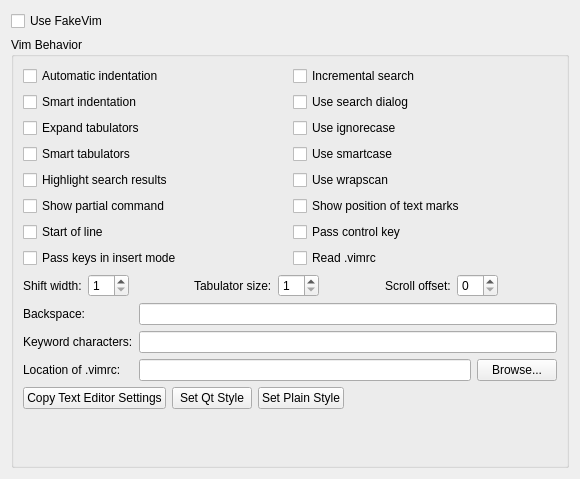
Old version of the form src/plugins/fakevim/fakevimoptions.ui in the repository qt-creator/qt-creator.
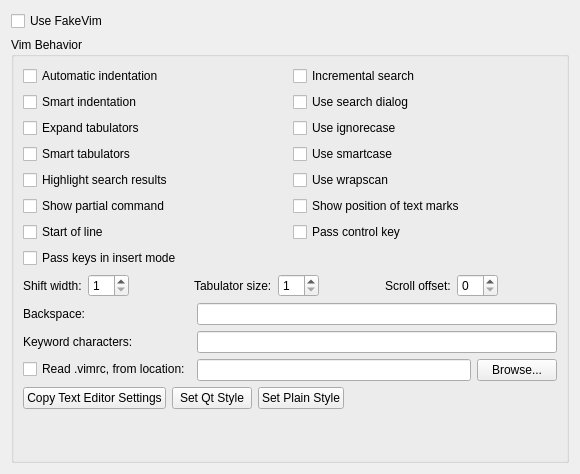
New version of the form.

Commit message:
FakeVim: Move .vimrc related options closer to each other
Task-number: QTCREATORBUG-9406

Diff of the .ui file:
```diff
--- a/src/plugins/fakevim/fakevimoptions.ui
+++ b/src/plugins/fakevim/fakevimoptions.ui
@@ -7,7 +7,7 @@
     <x>0</x>
     <y>0</y>
     <width>580</width>
-    <height>479</height>
+    <height>474</height>
    </rect>
   </property>
   <layout class="QVBoxLayout" name="verticalLayout_2">
@@ -137,13 +137,6 @@
           </property>
          </widget>
         </item>
-        <item row="7" column="1">
-         <widget class="QCheckBox" name="checkBoxReadVimRc">
-          <property name="text">
-           <string>Read .vimrc</string>
-          </property>
-         </widget>
-        </item>
        </layout>
       </item>
       <item>
@@ -248,9 +241,9 @@
       <item>
        <layout class="QFormLayout" name="formLayout">
         <property name="fieldGrowthPolicy">
-         <enum>QFormLayout::AllNonFixedFieldsGrow</enum>
+         <enum>QFormLayout::ExpandingFieldsGrow</enum>
         </property>
-        <item row="1" column="0">
+        <item row="0" column="0">
          <widget class="QLabel" name="labelBackspace">
           <property name="text">
            <string>Backspace:</string>
@@ -260,10 +253,10 @@
           </property>
          </widget>
         </item>
-        <item row="1" column="1">
+        <item row="0" column="1">
          <widget class="QLineEdit" name="lineEditBackspace"/>
         </item>
-        <item row="2" column="0">
+        <item row="1" column="0">
          <widget class="QLabel" name="labelIsKeyword">
           <property name="text">
            <string>Keyword characters:</string>
@@ -273,26 +266,26 @@
           </property>
          </widget>
         </item>
-        <item row="2" column="1">
+        <item row="1" column="1">
          <widget class="QLineEdit" name="lineEditIsKeyword"/>
         </item>
-        <item row="3" column="0">
-         <widget class="QLabel" name="labelVimRcPath">
+        <item row="2" column="0">
+         <widget class="QCheckBox" name="checkBoxReadVimRc">
           <property name="text">
-           <string>Location of .vimrc:</string>
-          </property>
-          <property name="buddy">
-           <cstring>lineEditVimRcPath</cstring>
+           <string>Read .vimrc, from location:</string>
           </property>
          </widget>
         </item>
-        <item row="3" column="1">
-         <layout class="QHBoxLayout" name="horizontalLayoutVimRcPath">
+        <item row="2" column="1">
+         <layout class="QHBoxLayout" name="horizontalLayout_2">
           <item>
            <widget class="QLineEdit" name="lineEditVimRcPath">
             <property name="toolTip">
              <string>Keep empty to use the default path, i.e. %USERPROFILE%\_vimrc on Windows, ~/.vimrc otherwise.</string>
             </property>
+            <property name="placeholderText">
+             <string/>
+            </property>
            </widget>
           </item>
           <item>
```
Left out of the diff: 2 changed lines with no effect on the pictures. The commit also changes 1 other file.
